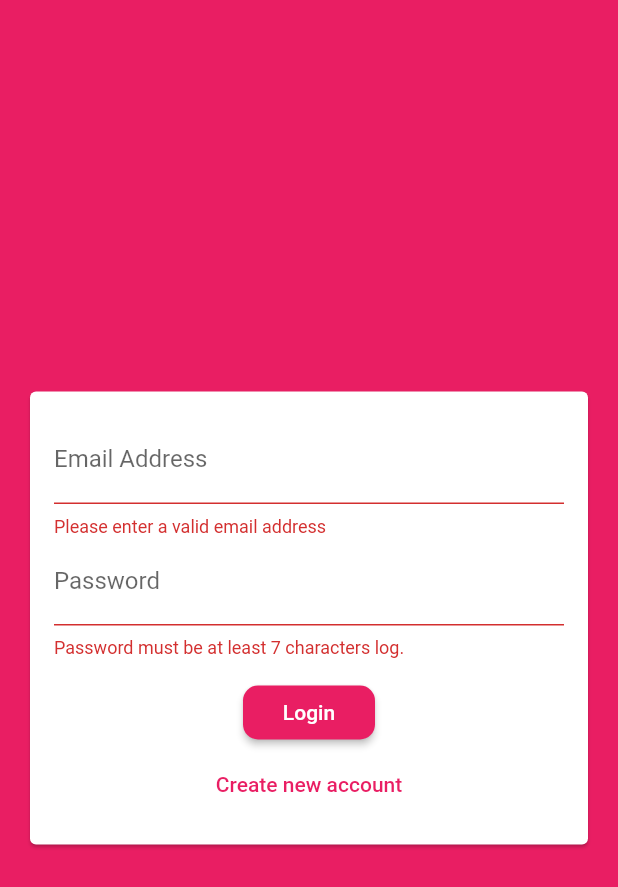
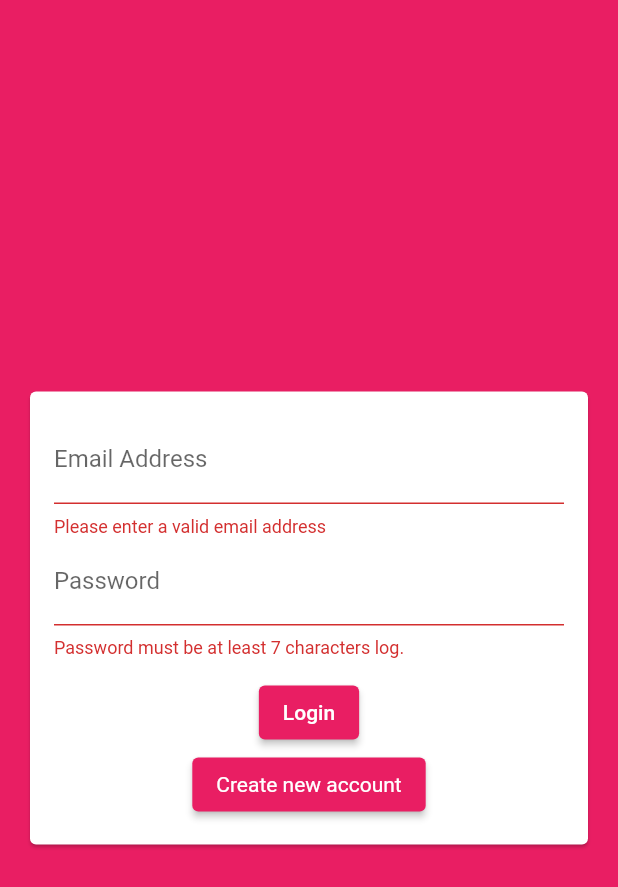
Before and after one commit to yankzsoe/flutter_chat_apps, a Flutter app: the screen it shows after launch, after a tap on "Login", on a phone screen of 412 x 824 dp. Shown: the top 887 px of the screen. Run offline on Flutter 3.47's test engine with Material 2 defaults, Android fonts, the phone set to English and light mode, and no system bars; our stand-ins replace cloud_firestore, firebase_auth, firebase_core, firebase_messaging, firebase_storage, flutter_local_notifications and 1 more; accounts and stored records are empty.

Commit message:
show notification using flutter_local_notifications and replaced deprecated widgets

```diff
--- a/lib/main.dart
+++ b/lib/main.dart
@@ -1,5 +1,6 @@
 import 'package:firebase_auth/firebase_auth.dart';
 import 'package:firebase_core/firebase_core.dart';
+import 'package:firebase_messaging/firebase_messaging.dart';
 import 'package:flutter/material.dart';
 
 import './screens/auth_screen.dart';
@@ -8,6 +9,14 @@ import './screens/chat_screen.dart';
 void main() async {
   WidgetsFlutterBinding.ensureInitialized();
   await Firebase.initializeApp();
+
+  /// Update the iOS foreground notification presentation options to allow
+  /// heads up notifications.
+  await FirebaseMessaging.instance.setForegroundNotificationPresentationOptions(
+    alert: true,
+    badge: true,
+    sound: true,
+  );
   runApp(MyApp());
 }
 
--- a/lib/picker/user_image_picker.dart
+++ b/lib/picker/user_image_picker.dart
@@ -38,11 +38,11 @@ class _UserImagePickerState extends State<UserImagePicker> {
           backgroundImage:
               _pickedImage == null ? null : FileImage(_pickedImage!),
         ),
-        FlatButton.icon(
+        TextButton.icon(
           onPressed: _pickImage,
           icon: Icon(Icons.image),
           label: Text('Add Image'),
-          color: Theme.of(context).primaryColor,
+          style: TextButton.styleFrom(primary: Theme.of(context).primaryColor),
         ),
       ],
     );
--- a/lib/screens/auth_screen.dart
+++ b/lib/screens/auth_screen.dart
@@ -60,7 +60,7 @@ class _AuthScreenState extends State<AuthScreen> {
     } on PlatformException catch (err) {
       var message = "An error occured, please check your credential.";
       if (err.message != null) message = err.message!;
-      Scaffold.of(ctx).showSnackBar(SnackBar(
+      ScaffoldMessenger.of(ctx).showSnackBar(SnackBar(
         content: Text(message),
         backgroundColor: Theme.of(ctx).errorColor,
       ));
@@ -68,7 +68,7 @@ class _AuthScreenState extends State<AuthScreen> {
       setState(() {
         _isLoading = false;
       });
-      Scaffold.of(ctx).showSnackBar(SnackBar(
+      ScaffoldMessenger.of(ctx).showSnackBar(SnackBar(
         content: Text(err.toString()),
         backgroundColor: Theme.of(ctx).errorColor,
       ));
--- a/lib/widgets/auth/auth_form.dart
+++ b/lib/widgets/auth/auth_form.dart
@@ -31,7 +31,7 @@ class _AuthFormState extends State<AuthForm> {
     final isValid = _formKey.currentState!.validate();
     FocusScope.of(context).unfocus();
     if (_userImageFile == null && !_isLogin) {
-      Scaffold.of(context).showSnackBar(SnackBar(
+      ScaffoldMessenger.of(context).showSnackBar(SnackBar(
         content: Text('Please pick an image.'),
         backgroundColor: Theme.of(context).errorColor,
       ));
@@ -126,13 +126,17 @@ class _AuthFormState extends State<AuthForm> {
                   ),
                   if (widget._isLoading) CircularProgressIndicator(),
                   if (!widget._isLoading)
-                    RaisedButton(
+                    ElevatedButton(
                       onPressed: _submit,
                       child: Text(_isLogin ? 'Login' : 'Signup'),
                     ),
                   if (!widget._isLoading)
-                    FlatButton(
-                      textColor: Theme.of(context).primaryColor,
+                    ElevatedButton(
+                      style: ElevatedButton.styleFrom(
+                        textStyle: TextStyle(
+                          color: Theme.of(context).primaryColor,
+                        ),
+                      ),
                       onPressed: () {
                         setState(() {
                           _isLogin = !_isLogin;
--- a/lib/widgets/chat/message_bubble.dart
+++ b/lib/widgets/chat/message_bubble.dart
@@ -1,4 +1,3 @@
-import 'package:cloud_firestore/cloud_firestore.dart';
 import 'package:flutter/material.dart';
 
 class MessageBubble extends StatelessWidget {
--- a/pubspec.yaml
+++ b/pubspec.yaml
@@ -29,6 +29,7 @@ dependencies:
   firebase_core: ^1.3.0
   firebase_messaging: ^10.0.2
   firebase_storage: ^8.1.3
+  flutter_local_notifications: ^6.0.0
   image_picker: ^0.8.0+3
 
 dev_dependencies:
@@ -44,8 +45,8 @@ flutter:
   # the material Icons class.
   uses-material-design: true
   # To add assets to your application, add an assets section, like this:
-  # assets:
-  #   - images/a_dot_burr.jpeg
+  assets:
+   - assets/images/productplaceholder.png
   #   - images/a_dot_ham.jpeg
   # An image asset can refer to one or more resolution-specific "variants", see
   # https://flutter.dev/assets-and-images/#resolution-aware.
```
Also changed, not shown: lib/screens/chat_screen.dart (+94 -2 lines), assets/images/productplaceholder.png (added), pubspec.lock, 1 other file.
